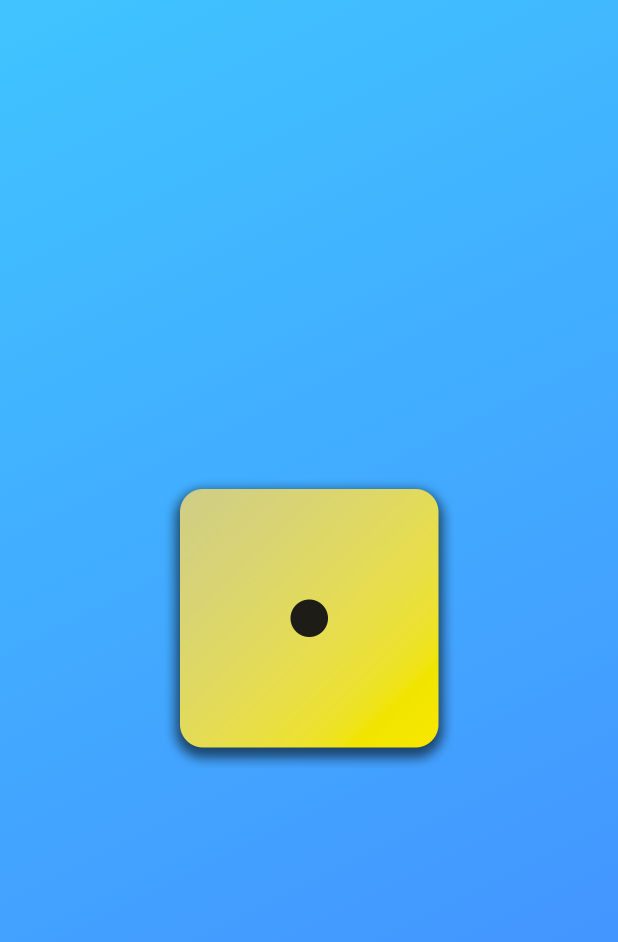
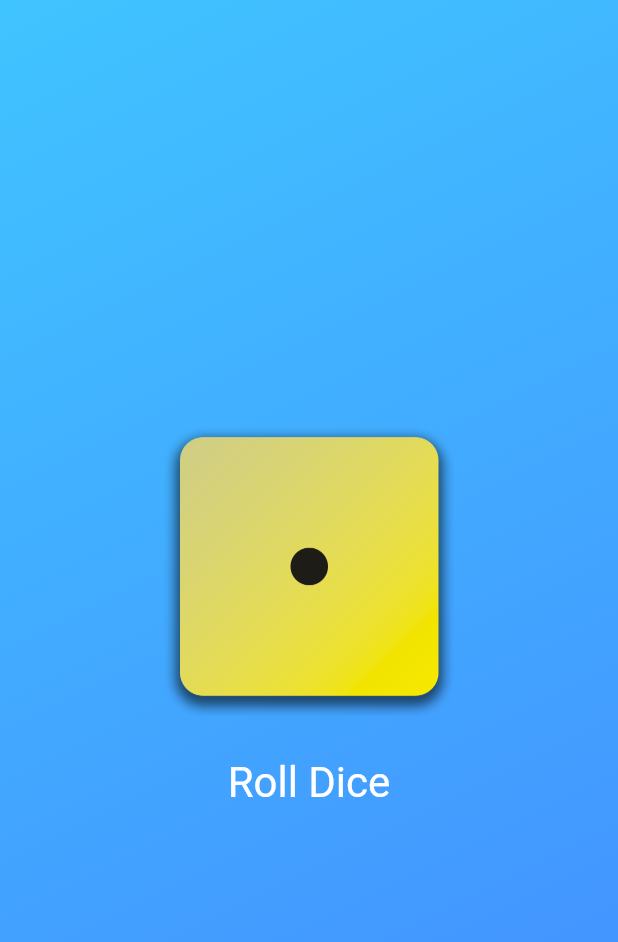
Before and after one commit to ThanakornBenjamin/roll-dice, a Flutter app: the screen it shows after launch, on a phone screen of 412 x 824 dp. Shown: the top 942 px of the screen. Run offline on Flutter 3.47's test engine with Material 3 defaults, Android fonts, the phone set to English and light mode, and no system bars.

Commit message:
feat: Add "Roll Dice" button and `rollDice` method to `GradientContainer` for interactive dice rolling.

```diff
--- a/lib/gradient_container.dart
+++ b/lib/gradient_container.dart
@@ -13,6 +13,8 @@ class GradientContainer extends StatelessWidget {
   final Color color1;
   final Color color2;
 
+  void rollDice() {}
+
   @override
   Widget build(BuildContext context) {
     return Container(
@@ -23,7 +25,24 @@ class GradientContainer extends StatelessWidget {
           end: endAlignment,
         ),
       ),
-      child: Center(child: Image.asset("assets/images/dice-1.png", width: 200)),
+      child: Center(
+        child: Column(
+          mainAxisSize: MainAxisSize.min,
+          children: [
+            Image.asset("assets/images/dice-1.png", width: 200),
+            const SizedBox(height: 20),
+            TextButton(
+              onPressed: rollDice,
+              style: TextButton.styleFrom(
+                // padding: const EdgeInsets.only(top: 20),
+                foregroundColor: Colors.white,
+                textStyle: const TextStyle(fontSize: 28),
+              ),
+              child: const Text("Roll Dice"),
+            ),
+          ],
+        ),
+      ),
     );
   }
 }
```
